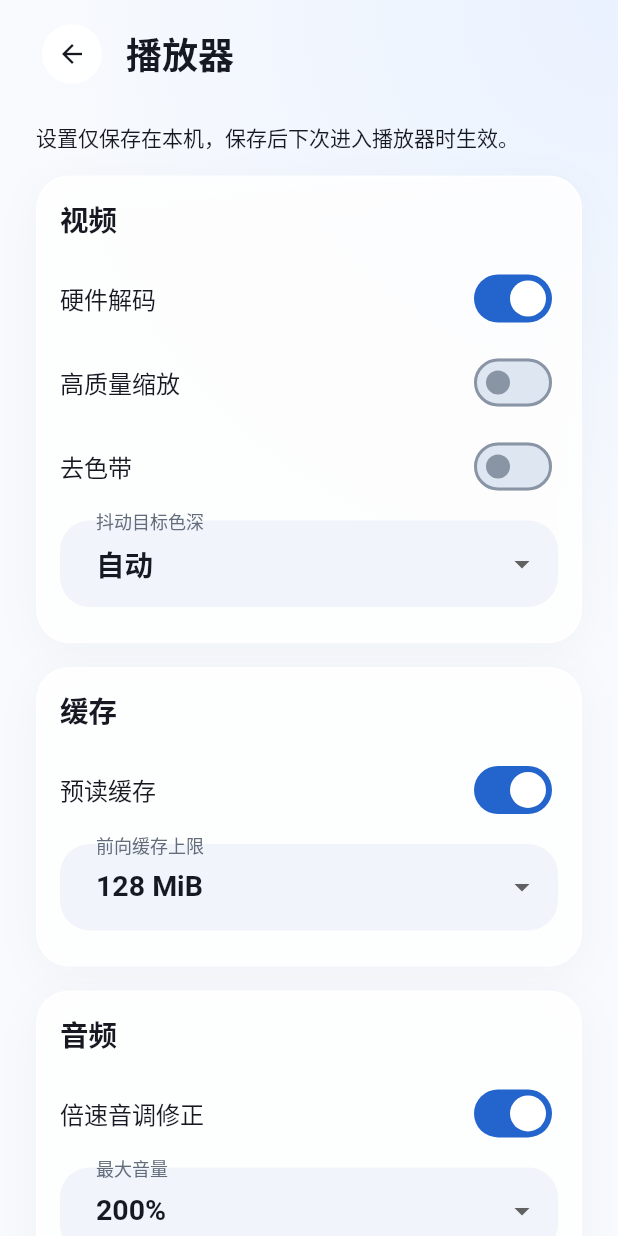
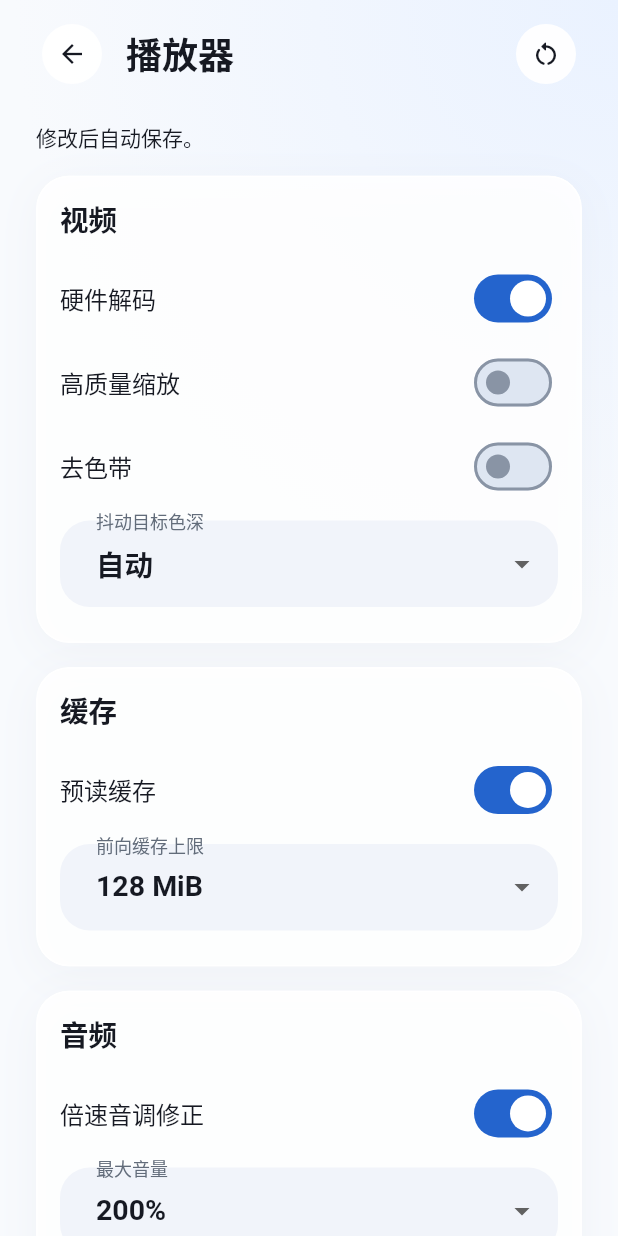
Before and after one commit to miludeshiji/Reelva, a Flutter app: the SettingsPage screen opened by its route, after a tap on "播放器", on a phone screen of 412 x 824 dp. Run offline on Flutter 3.47's test engine with Material 3 defaults, Android fonts, the phone set to English and light mode, and no system bars; our stand-ins replace cached_network_image, dio, drift, drift_flutter, flutter_cache_manager, flutter_markdown_plus and 5 more; missing offline and left inert: cryptography, dart_smb2, file_selector, media_kit, media_kit_video, window_manager; accounts and stored records are empty; generated files the repository leaves out were written again; network calls fail.

Commit message:
feat(theme): 更新对话框和 Snackbar 主题，增加浮动 Snackbar 支持 feat(player): 实现播放器设置的自动保存和恢复默认值功能 refactor(player): 优化快捷键设置页面，支持自动保存和恢复默认值 style(settings): 更新设置子页面样式，增加右侧操作按钮支持 fix(update): 修复更新对话框样式和内边距

```diff
--- a/lib/features/settings/player_settings_page.dart
+++ b/lib/features/settings/player_settings_page.dart
@@ -17,17 +17,16 @@ class PlayerSettingsPage extends ConsumerStatefulWidget {
 
 class _PlayerSettingsPageState extends ConsumerState<PlayerSettingsPage> {
   final _formKey = GlobalKey<FormState>();
-  late PlayerSettings _draft;
   late final TextEditingController _languages;
   late final TextEditingController _font;
-  bool _saving = false;
+
+  PlayerSettings get _settings => ref.read(playerSettingsProvider);
 
   @override
   void initState() {
     super.initState();
-    _draft = ref.read(playerSettingsProvider);
-    _languages = TextEditingController(text: _draft.subtitleLanguages);
-    _font = TextEditingController(text: _draft.subtitleFont);
+    _languages = TextEditingController(text: _settings.subtitleLanguages);
+    _font = TextEditingController(text: _settings.subtitleFont);
   }
 
   @override
@@ -42,37 +41,28 @@ class _PlayerSettingsPageState extends ConsumerState<PlayerSettingsPage> {
       .map((value) => value.trim().toLowerCase())
       .join(',');
 
-  Future<void> _save() async {
-    if (!_formKey.currentState!.validate()) return;
-    final settings = _draft.copyWith(
-      subtitleLanguages: _normalizedLanguages,
-      subtitleFont: _font.text.trim(),
-    );
-    setState(() => _saving = true);
+  Future<void> _save(PlayerSettings Function(PlayerSettings) update) async {
     try {
+      final settings = update(_settings);
       await ref.read(playerSettingsProvider.notifier).save(settings);
-      if (!mounted) return;
-      _draft = settings;
-      ScaffoldMessenger.of(context)
-          .showSnackBar(const SnackBar(content: Text('播放器设置已保存，下次进入播放器时生效')));
     } catch (e, st) {
       AppLogger.instance.error('保存播放器设置失败', error: e, stackTrace: st);
       if (!mounted) return;
-      ScaffoldMessenger.of(context)
-          .showSnackBar(const SnackBar(content: Text('保存播放器设置失败，请重试')));
-    } finally {
-      if (mounted) setState(() => _saving = false);
+      ScaffoldMessenger.of(context).showSnackBar(
+        SnackBar(
+          content: const Text('保存播放器设置失败，请重试'),
+          action: SnackBarAction(label: '重试', onPressed: () => _save(update)),
+        ),
+      );
     }
   }
 
   void _restoreDefaults() {
     _formKey.currentState!.reset();
-    setState(() {
-      _draft = PlayerSettings.defaultsFor(defaultTargetPlatform)
-          .copyWith(input: _draft.input);
-      _languages.text = _draft.subtitleLanguages;
-      _font.text = _draft.subtitleFont;
-    });
+    final settings = PlayerSettings.defaultsFor(defaultTargetPlatform);
+    _languages.text = settings.subtitleLanguages;
+    _font.text = settings.subtitleFont;
+    _save((current) => settings.copyWith(input: current.input));
   }
 
   Widget _section(String title, List<Widget> children) => Padding(
@@ -100,12 +90,12 @@ class _PlayerSettingsPageState extends ConsumerState<PlayerSettingsPage> {
     required String title,
     required bool value,
     required ValueChanged<bool> onChanged,
-  }) => SwitchListTile.adaptive(
+  }) => GlassSwitchTile(
     key: Key(key),
     contentPadding: EdgeInsets.zero,
     title: Text(title),
     value: value,
-    onChanged: (next) => setState(() => onChanged(next)),
+    onChanged: onChanged,
   );
 
   Widget _choice<T>({
@@ -130,7 +120,7 @@ class _PlayerSettingsPageState extends ConsumerState<PlayerSettingsPage> {
       onChanged: !enabled
           ? null
           : (next) {
-              if (next != null) setState(() => onChanged(next));
+              if (next != null) onChanged(next);
             },
     ),
   );
@@ -154,7 +144,7 @@ class _PlayerSettingsPageState extends ConsumerState<PlayerSettingsPage> {
         max: max.toDouble(),
         divisions: max - min,
         label: '$value',
-        onChanged: (next) => setState(() => onChanged(next.round())),
+        onChanged: (next) => onChanged(next.round()),
       ),
     ],
   );
@@ -166,42 +156,52 @@ class _PlayerSettingsPageState extends ConsumerState<PlayerSettingsPage> {
   };
 
   @override
-  Widget build(BuildContext context) => SettingsSubpage(
-    title: '播放器',
-    child: Form(
-      key: _formKey,
-      child: AbsorbPointer(
-        absorbing: _saving,
+  Widget build(BuildContext context) {
+    ref.watch(playerSettingsProvider);
+    return SettingsSubpage(
+      title: '播放器',
+      trailing: GlassIconButton(
+        key: const Key('player_settings_reset'),
+        icon: Icons.restart_alt_rounded,
+        size: ReelvaDesign.pageHeaderButtonSize,
+        tooltip: '恢复默认值',
+        onPressed: _restoreDefaults,
+      ),
+      child: Form(
+        key: _formKey,
         child: Column(
           crossAxisAlignment: CrossAxisAlignment.stretch,
           children: [
-            const Text('设置仅保存在本机，保存后下次进入播放器时生效。'),
+            const Text('修改后自动保存。'),
             const SizedBox(height: 16),
             _section('视频', [
               _toggle(
                 key: 'player_setting_hwdec',
                 title: '硬件解码',
-                value: _draft.hardwareDecoding,
-                onChanged: (value) =>
-                    _draft = _draft.copyWith(hardwareDecoding: value),
+                value: _settings.hardwareDecoding,
+                onChanged: (value) => _save(
+                  (settings) => settings.copyWith(hardwareDecoding: value),
+                ),
               ),
               _toggle(
                 key: 'player_setting_high_quality',
                 title: '高质量缩放',
-                value: _draft.highQualityRendering,
-                onChanged: (value) =>
-                    _draft = _draft.copyWith(highQualityRendering: value),
+                value: _settings.highQualityRendering,
+                onChanged: (value) => _save(
+                  (settings) => settings.copyWith(highQualityRendering: value),
+                ),
               ),
               _toggle(
                 key: 'player_setting_deband',
                 title: '去色带',
-                value: _draft.deband,
-                onChanged: (value) => _draft = _draft.copyWith(deband: value),
+                value: _settings.deband,
+                onChanged: (value) =>
+                    _save((settings) => settings.copyWith(deband: value)),
               ),
               _choice(
                 key: 'player_setting_dither',
                 label: '抖动目标色深',
-                value: _draft.ditherDepth,
+                value: _settings.ditherDepth,
                 options: const {
                   DitherDepth.auto: '自动',
                   DitherDepth.eight: '8 位',
@@ -209,62 +209,65 @@ class _PlayerSettingsPageState extends ConsumerState<PlayerSettingsPage> {
                   DitherDepth.disabled: '关闭抖动',
                 },
                 onChanged: (value) =>
-                    _draft = _draft.copyWith(ditherDepth: value),
+                    _save((settings) => settings.copyWith(ditherDepth: value)),
               ),
             ]),
             _section('缓存', [
               _toggle(
                 key: 'player_setting_cache',
                 title: '预读缓存',
-                value: _draft.cacheEnabled,
+                value: _settings.cacheEnabled,
                 onChanged: (value) =>
-                    _draft = _draft.copyWith(cacheEnabled: value),
+                    _save((settings) => settings.copyWith(cacheEnabled: value)),
               ),
               _choice(
                 key: 'player_setting_cache_size',
                 label: '前向缓存上限',
-                value: _draft.cacheSizeMb,
-                enabled: _draft.cacheEnabled,
+                value: _settings.cacheSizeMb,
+                enabled: _settings.cacheEnabled,
                 options: {
                   for (final size in PlayerSettings.cacheSizesMb)
                     size: '$size MiB',
                 },
                 onChanged: (value) =>
-                    _draft = _draft.copyWith(cacheSizeMb: value),
+                    _save((settings) => settings.copyWith(cacheSizeMb: value)),
               ),
             ]),
             _section('音频', [
               _toggle(
                 key: 'player_setting_pitch',
                 title: '倍速音调修正',
-                value: _draft.pitchCorrection,
-                onChanged: (value) =>
-                    _draft = _draft.copyWith(pitchCorrection: value),
+                value: _settings.pitchCorrection,
+                onChanged: (value) => _save(
+                  (settings) => settings.copyWith(pitchCorrection: value),
+                ),
               ),
               _choice(
                 key: 'player_setting_max_volume',
                 label: '最大音量',
-                value: _draft.maxVolume,
+                value: _settings.maxVolume,
                 options: {
                   for (final volume in PlayerSettings.volumeLimits)
                     volume: '$volume%',
                 },
                 onChanged: (value) =>
-                    _draft = _draft.copyWith(maxVolume: value),
+                    _save((settings) => settings.copyWith(maxVolume: value)),
               ),
               _choice(
                 key: 'player_setting_auto_audio',
                 label: '自动加载同目录音频',
-                value: _draft.audioAutoLoad,
+                value: _settings.audioAutoLoad,
                 options: _autoLoadOptions,
-                onChanged: (value) =>
-                    _draft = _draft.copyWith(audioAutoLoad: value),
+                onChanged: (value) => _save(
+                  (settings) => settings.copyWith(audioAutoLoad: value),
+                ),
               ),
             ]),
             _section('字幕', [
               TextFormField(
                 key: const Key('player_setting_sub_languages'),
                 controller: _languages,
+                autovalidateMode: AutovalidateMode.onUserInteraction,
                 decoration: const InputDecoration(
                   labelText: '优先字幕语言',
                   errorMaxLines: 3,
@@ -273,106 +276,105 @@ class _PlayerSettingsPageState extends ConsumerState<PlayerSettingsPage> {
                     PlayerSettings.validSubtitleLanguages(_normalizedLanguages)
                     ? null
                     : '请使用英文逗号分隔语言代码，例如 zh,en',
+                onChanged: (_) {
+                  final languages = _normalizedLanguages;
+                  if (PlayerSettings.validSubtitleLanguages(languages)) {
+                    _save(
+                      (settings) =>
+                          settings.copyWith(subtitleLanguages: languages),
+                    );
+                  }
+                },
               ),
               _choice(
                 key: 'player_setting_auto_subtitles',
                 label: '自动加载同目录字幕',
-                value: _draft.subtitleAutoLoad,
+                value: _settings.subtitleAutoLoad,
                 options: _autoLoadOptions,
-                onChanged: (value) =>
-                    _draft = _draft.copyWith(subtitleAutoLoad: value),
+                onChanged: (value) => _save(
+                  (settings) => settings.copyWith(subtitleAutoLoad: value),
+                ),
               ),
               const SizedBox(height: 16),
               TextFormField(
                 key: const Key('player_setting_sub_font'),
                 controller: _font,
+                autovalidateMode: AutovalidateMode.onUserInteraction,
                 maxLength: 128,
                 decoration: const InputDecoration(labelText: '字幕字体'),
                 validator: (value) =>
                     value == null || value.trim().isEmpty ? '请输入字幕字体名称' : null,
+                onChanged: (value) {
+                  final font = value.trim();
+                  if (font.isNotEmpty) {
+                    _save((settings) => settings.copyWith(subtitleFont: font));
+                  }
+                },
               ),
               _slider(
                 key: 'player_setting_sub_size',
                 title: '字幕字号',
-                value: _draft.subtitleFontSize,
+                value: _settings.subtitleFontSize,
                 min: 16,
                 max: 80,
-                onChanged: (value) =>
-                    _draft = _draft.copyWith(subtitleFontSize: value),
+                onChanged: (value) => _save(
+                  (settings) => settings.copyWith(subtitleFontSize: value),
+                ),
               ),
               _slider(
                 key: 'player_setting_sub_border',
                 title: '黑色描边粗细',
-                value: _draft.subtitleBorderSize,
+                value: _settings.subtitleBorderSize,
                 min: 0,
                 max: 10,
-                onChanged: (value) =>
-                    _draft = _draft.copyWith(subtitleBorderSize: value),
+                onChanged: (value) => _save(
+                  (settings) => settings.copyWith(subtitleBorderSize: value),
+                ),
               ),
               _slider(
                 key: 'player_setting_sub_blur',
                 title: '描边柔化',
-                value: _draft.subtitleBlur,
+                value: _settings.subtitleBlur,
                 min: 0,
                 max: 3,
                 onChanged: (value) =>
-                    _draft = _draft.copyWith(subtitleBlur: value),
+                    _save((settings) => settings.copyWith(subtitleBlur: value)),
               ),
               _slider(
                 key: 'player_setting_sub_margin',
                 title: '字幕垂直边距',
-                value: _draft.subtitleMarginY,
+                value: _settings.subtitleMarginY,
                 min: 0,
                 max: 100,
-                onChanged: (value) =>
-                    _draft = _draft.copyWith(subtitleMarginY: value),
+                onChanged: (value) => _save(
+                  (settings) => settings.copyWith(subtitleMarginY: value),
+                ),
               ),
               _choice(
                 key: 'player_setting_ass_override',
                 label: 'ASS 字幕样式',
-                value: _draft.assStyleOverride,
+                value: _settings.assStyleOverride,
                 options: const {
                   AssStyleOverride.preserve: '遵循字幕原始样式',
                   AssStyleOverride.compatible: '兼容原始样式与边距调整',
                   AssStyleOverride.force: '使用自定义字幕样式',
                 },
-                onChanged: (value) =>
-                    _draft = _draft.copyWith(assStyleOverride: value),
+                onChanged: (value) => _save(
+                  (settings) => settings.copyWith(assStyleOverride: value),
+                ),
               ),
               _toggle(
                 key: 'player_setting_blend_subtitles',
                 title: '字幕随视频处理',
-                value: _draft.blendSubtitles,
-                onChanged: (value) =>
-                    _draft = _draft.copyWith(blendSubtitles: value),
+                value: _settings.blendSubtitles,
+                onChanged: (value) => _save(
+                  (settings) => settings.copyWith(blendSubtitles: value),
+                ),
               ),
             ]),
-            Wrap(
-              spacing: 12,
-              runSpacing: 12,
-              children: [
-                FilledButton.icon(
-                  key: const Key('player_settings_save'),
-                  onPressed: _saving ? null : _save,
-                  icon: _saving
-                      ? const SizedBox(
-                          width: 16,
-                          height: 16,
-                          child: CircularProgressIndicator(strokeWidth: 2),
-                        )
-                      : const Icon(Icons.save_outlined),
-                  label: const Text('保存设置'),
-                ),
-                OutlinedButton(
-                  key: const Key('player_settings_reset'),
-                  onPressed: _saving ? null : _restoreDefaults,
-                  child: const Text('恢复默认值'),
-                ),
-              ],
-            ),
           ],
         ),
       ),
-    ),
-  );
+    );
+  }
 }
--- a/lib/features/settings/settings_subpages.dart
+++ b/lib/features/settings/settings_subpages.dart
@@ -401,10 +401,16 @@ class _PosterCacheSettingsPageState extends State<PosterCacheSettingsPage> {
 }
 
 class SettingsSubpage extends StatelessWidget {
-  const SettingsSubpage({super.key, required this.title, required this.child});
+  const SettingsSubpage({
+    super.key,
+    required this.title,
+    required this.child,
+    this.trailing,
+  });
 
   final String title;
   final Widget child;
+  final Widget? trailing;
 
   @override
   Widget build(BuildContext context) {
@@ -424,6 +430,7 @@ class SettingsSubpage extends StatelessWidget {
                 children: [
                   GlassPageHeader(
                     title: title,
+                    trailing: trailing,
                     leading: GlassIconButton(
                       key: const Key('settings_subpage_back_button'),
                       icon: Icons.arrow_back,
--- a/lib/features/update/presentation/app_update_dialog.dart
+++ b/lib/features/update/presentation/app_update_dialog.dart
@@ -126,13 +126,10 @@ class _AppUpdateDialogState extends ConsumerState<AppUpdateDialog> {
     final downloading = _busy && _cancelToken != null;
 
     return Dialog(
-      backgroundColor: Colors.white,
-      insetPadding: const EdgeInsets.all(20),
-      shape: RoundedRectangleBorder(borderRadius: BorderRadius.circular(24)),
       child: ConstrainedBox(
         constraints: const BoxConstraints(maxWidth: 560),
         child: SingleChildScrollView(
-          padding: const EdgeInsets.all(20),
+          padding: const EdgeInsets.all(24),
           child: Column(
             mainAxisSize: MainAxisSize.min,
             crossAxisAlignment: CrossAxisAlignment.stretch,
--- a/lib/shared/widgets/glass_widgets.dart
+++ b/lib/shared/widgets/glass_widgets.dart
@@ -258,6 +258,37 @@ class GlassIconButton extends StatelessWidget {
   }
 }
 
+/// 仅右侧开关接收操作，说明区域不产生整行悬停或按下反馈。
+class GlassSwitchTile extends StatelessWidget {
+  const GlassSwitchTile({
+    super.key,
+    required this.title,
+    required this.value,
+    required this.onChanged,
+    this.subtitle,
+    this.contentPadding = EdgeInsets.zero,
+  });
+
+  final Widget title;
+  final Widget? subtitle;
+  final bool value;
+  final ValueChanged<bool>? onChanged;
+  final EdgeInsetsGeometry contentPadding;
+
+  @override
+  Widget build(BuildContext context) => MergeSemantics(
+    child: ListTile(
+      contentPadding: contentPadding,
+      title: title,
+      subtitle: subtitle,
+      enableFeedback: false,
+      hoverColor: Colors.transparent,
+      focusColor: Colors.transparent,
+      trailing: Switch.adaptive(value: value, onChanged: onChanged),
+    ),
+  );
+}
+
 class GlassSearchField extends StatefulWidget {
   const GlassSearchField({
     super.key,
@@ -365,12 +396,14 @@ class GlassPageHeader extends StatelessWidget {
     this.subtitle,
     this.actions = const [],
     this.leading,
+    this.trailing,
   });
 
   final String title;
   final String? subtitle;
   final List<Widget> actions;
   final Widget? leading;
+  final Widget? trailing;
 
   @override
   Widget build(BuildContext context) {
@@ -413,6 +446,7 @@ class GlassPageHeader extends StatelessWidget {
                     ],
                   ),
                 ),
+                if (trailing != null) ...[const SizedBox(width: 12), trailing!],
               ],
             ),
           );
```
Also changed, not shown: lib/app/theme/reelva_theme.dart (+21 -1 lines), lib/features/player/application/player_settings_provider.dart (+25 -4 lines), lib/features/player/presentation/network_address_dialog.dart (+1 -24 lines), lib/features/settings/player_shortcuts_page.dart (+85 -82 lines), lib/features/update/presentation/update_settings_card.dart (+4 -11 lines), 6 other files.
